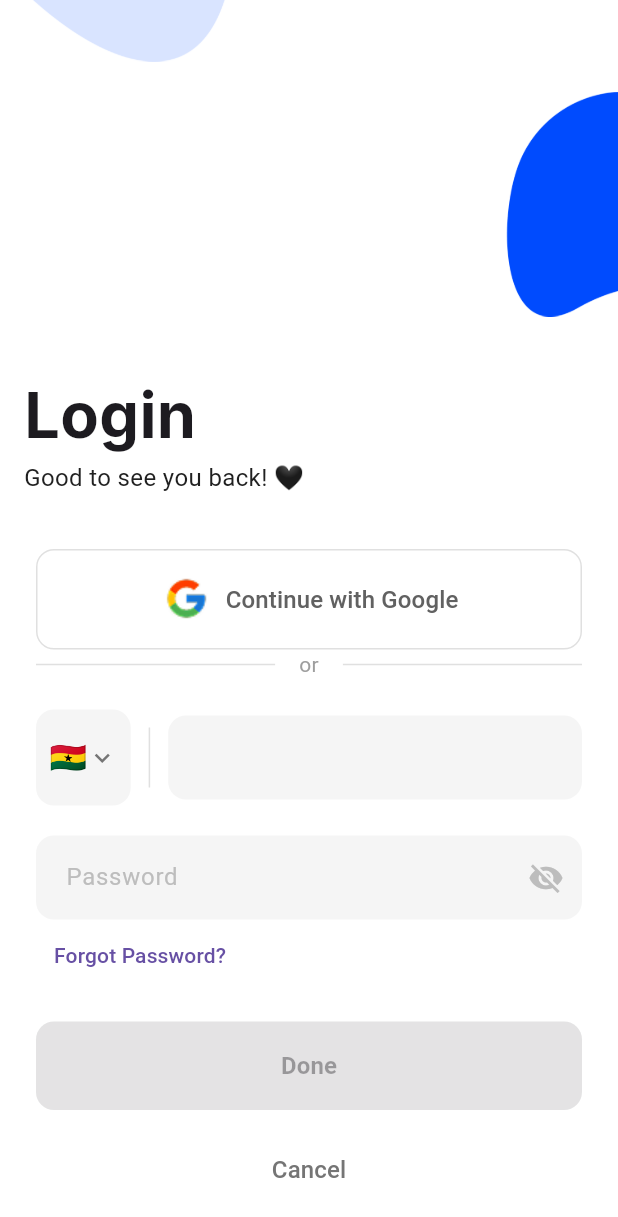
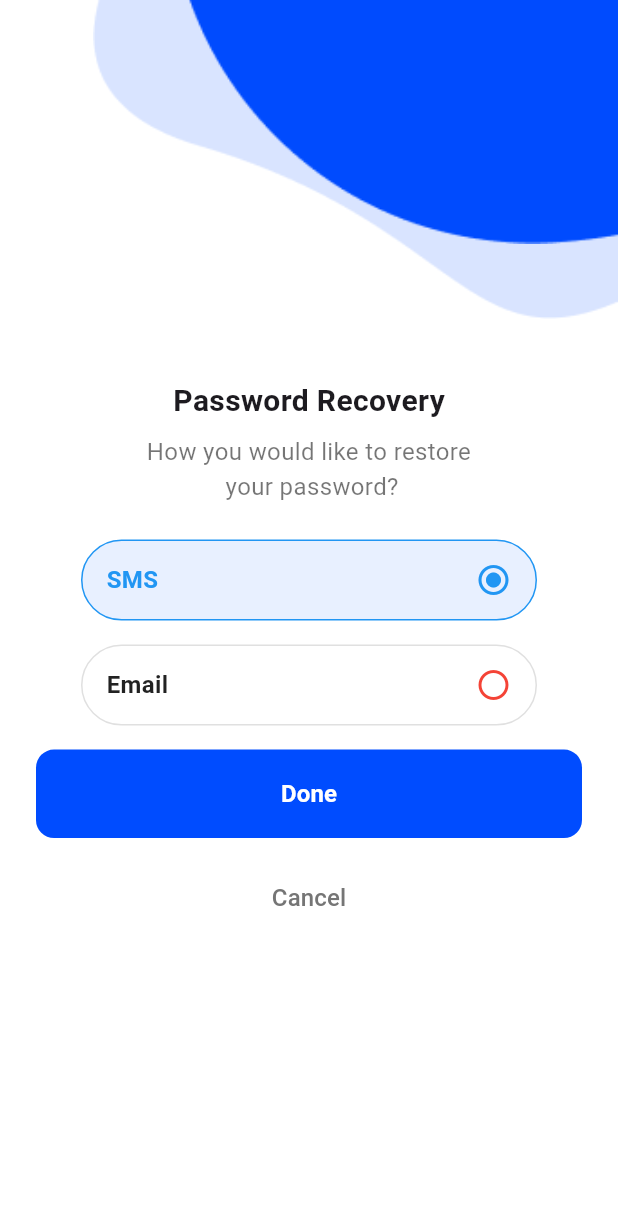
Before and after one commit to MawuliMyth/E-commerce-mobile-app-full-stack, a Flutter app: the LoginView screen opened by its route, scrolled down 209 dp, after a tap on "Forgot Password?", on a phone screen of 412 x 824 dp. Shown: the top 1217 px of the screen. Run offline on Flutter 3.47's test engine with Material 3 defaults, Android fonts, the phone set to English and light mode, and no system bars; our stand-ins replace firebase_auth, firebase_core, google_sign_in; accounts and stored records are empty.

Commit message:
added the forgot password screen

```diff
--- /dev/null
+++ b/lib/features/auth/controllers/forgot_password_controller.dart
@@ -0,0 +1,207 @@
+import 'package:flutter/material.dart';
+
+class ForgotPasswordView extends StatefulWidget {
+  static String id = 'forgot_password_controller';
+
+  const ForgotPasswordView({super.key});
+
+  @override
+  _ForgotPasswordViewState createState() => _ForgotPasswordViewState();
+}
+
+class _ForgotPasswordViewState extends State<ForgotPasswordView> {
+  String selectedMethod = 'SMS';
+  String selectedOption = "SMS";
+
+  @override
+  Widget build(BuildContext context) {
+    return Scaffold(
+      backgroundColor: Colors.white,
+      body: Column(
+        children: [
+          Row(
+            mainAxisAlignment: MainAxisAlignment.end,
+            children: [
+              Stack(
+                children: [
+                  Image.asset(
+                    'assets/images/bubble_2.png',
+                    width: 350,
+                    fit: BoxFit.contain,
+                  ),
+                  Positioned(
+                    left: 50,
+                    top: -20,
+                    child: Image.asset(
+                      'assets/images/bubble_1.png',
+                      width: 300,
+                      height: 200,
+                      fit: BoxFit.contain,
+                    ),
+                  ),
+                ],
+              ),
+            ],
+          ),
+          Center(
+            child: Padding(
+              padding: const EdgeInsets.symmetric(
+                horizontal: 24.0,
+                vertical: 40,
+              ),
+              child: Column(
+                mainAxisSize: MainAxisSize.min,
+                children: [
+                  // Title
+                  const Text(
+                    "Password Recovery",
+                    style: TextStyle(fontSize: 20, fontWeight: FontWeight.bold),
+                  ),
+                  const SizedBox(height: 8),
+
+                  // Subtitle
+                  const Text(
+                    "How you would like to restore\n your password?",
+                    textAlign: TextAlign.center,
+                    style: TextStyle(fontSize: 16, color: Colors.black54),
+                  ),
+                  const SizedBox(height: 24),
+
+                  // SMS option
+                  GestureDetector(
+                    onTap: () {
+                      setState(() {
+                        selectedOption = "SMS";
+                      });
+                    },
+                    child: Container(
+                      margin: EdgeInsets.only(left: 30, right: 30),
+                      padding: const EdgeInsets.symmetric(
+                        horizontal: 16,
+                        vertical: 14,
+                      ),
+                      decoration: BoxDecoration(
+                        color: selectedOption == "SMS"
+                            ? const Color(0xFFE8F0FF) // light blue
+                            : Colors.white,
+                        borderRadius: BorderRadius.circular(30),
+                        border: Border.all(
+                          color: selectedOption == "SMS"
+                              ? Colors.blue
+                              : Colors.grey.shade300,
+                        ),
+                      ),
+                      child: Row(
+                        mainAxisAlignment: MainAxisAlignment.spaceBetween,
+                        children: [
+                          const Text(
+                            "SMS",
+                            style: TextStyle(
+                              fontSize: 16,
+                              fontWeight: FontWeight.bold,
+                              color: Colors.blue,
+                            ),
+                          ),
+                          Icon(
+                            selectedOption == "SMS"
+                                ? Icons.radio_button_checked
+                                : Icons.radio_button_off,
+                            color: Colors.blue,
+                          ),
+                        ],
+                      ),
+                    ),
+                  ),
+                  const SizedBox(height: 16),
+
+                  // Email option
+                  GestureDetector(
+                    onTap: () {
+                      setState(() {
+                        selectedOption = "Email";
+                      });
+                    },
+                    child: Container(
+                      margin: EdgeInsets.only(left: 30, right: 30),
+                      padding: const EdgeInsets.symmetric(
+                        horizontal: 16,
+                        vertical: 14,
+                      ),
+                      decoration: BoxDecoration(
+                        color: selectedOption == "Email"
+                            ? const Color(0xFFFFEBEB) // light red
+                            : Colors.white,
+                        borderRadius: BorderRadius.circular(30),
+                        border: Border.all(
+                          color: selectedOption == "Email"
+                              ? Colors.red
+                              : Colors.grey.shade300,
+                        ),
+                      ),
+                      child: Row(
+                        mainAxisAlignment: MainAxisAlignment.spaceBetween,
+                        children: [
+                          const Text(
+                            "Email",
+                            style: TextStyle(
+                              fontSize: 16,
+                              fontWeight: FontWeight.bold,
+                              color: Colors.black87,
+                            ),
+                          ),
+                          Icon(
+                            selectedOption == "Email"
+                                ? Icons.radio_button_checked
+                                : Icons.radio_button_off,
+                            color: Colors.red,
+                          ),
+                        ],
+                      ),
+                    ),
+                  ),
+
+                  const SizedBox(height: 16),
+
+                  Container(
+                    width: double.infinity,
+                    margin: EdgeInsets.only(bottom: 16),
+                    child: ElevatedButton(
+                      onPressed: () {}, // empty function, button stays enabled
+                      style: ElevatedButton.styleFrom(
+                        backgroundColor: const Color(0xff004CFF),
+                        padding: const EdgeInsets.symmetric(vertical: 18),
+                        shape: RoundedRectangleBorder(
+                          borderRadius: BorderRadius.circular(12),
+                        ),
+                        elevation: 0,
+                      ),
+                      child: const Text(
+                        'Done',
+                        style: TextStyle(
+                          fontSize: 16,
+                          fontWeight: FontWeight.w600,
+                          color: Colors.white,
+                        ),
+                      ),
+                    ),
+                  ),
+
+                  // Cancel button
+                  TextButton(
+                    onPressed: () {
+                      Navigator.pop(context);
+                    },
+                    child: Text(
+                      'Cancel',
+                      style: TextStyle(color: Colors.grey[600], fontSize: 16),
+                    ),
+                  ),
+                ],
+              ),
+            ),
+          ),
+        ],
+      ),
+    );
+  }
+}
--- a/lib/features/auth/views/login_view.dart
+++ b/lib/features/auth/views/login_view.dart
@@ -1,4 +1,6 @@
 import 'package:flutter/material.dart';
+
+import '../controllers/forgot_password_controller.dart';
 import '../controllers/login_controller.dart';
 
 class LoginView extends StatefulWidget {
@@ -115,7 +117,9 @@
               padding: const EdgeInsets.symmetric(horizontal: 24),
               child: Row(
                 children: [
-                  Flexible(child: Divider(color: Colors.grey[300], thickness: 1)),
+                  Flexible(
+                    child: Divider(color: Colors.grey[300], thickness: 1),
+                  ),
                   Padding(
                     padding: EdgeInsets.symmetric(horizontal: 16),
                     child: Text(
@@ -123,7 +127,9 @@
                       style: TextStyle(color: Colors.grey[500], fontSize: 14),
                     ),
                   ),
-                  Flexible(child: Divider(color: Colors.grey[300], thickness: 1)),
+                  Flexible(
+                    child: Divider(color: Colors.grey[300], thickness: 1),
+                  ),
                 ],
               ),
             ),
@@ -140,7 +146,10 @@
                     children: [
                       // Country Flag Dropdown
                       Container(
-                        padding: EdgeInsets.symmetric(horizontal: 9, vertical: 8),
+                        padding: EdgeInsets.symmetric(
+                          horizontal: 9,
+                          vertical: 8,
+                        ),
                         decoration: BoxDecoration(
                           color: Colors.grey[100],
                           borderRadius: BorderRadius.circular(12),
@@ -263,7 +272,12 @@
                       ),
                     ),
                   ),
-                  TextButton(onPressed: (){}, child: Text('Forgot Password?')),
+                  TextButton(
+                    onPressed: () {
+                      Navigator.pushNamed(context, ForgotPasswordView.id);
+                    },
+                    child: Text('Forgot Password?'),
+                  ),
 
                   SizedBox(height: 20),
 
@@ -272,28 +286,27 @@
                     width: double.infinity,
                     margin: EdgeInsets.only(bottom: 16),
                     child: ElevatedButton(
-                      onPressed: null, // Disabled
+                      onPressed: () {}, // empty function, button stays enabled
                       style: ElevatedButton.styleFrom(
-                        backgroundColor: Color(0xff004CFF),
-                        foregroundColor: Colors.white,
-                        padding: EdgeInsets.symmetric(vertical: 18),
+                        backgroundColor: const Color(0xff004CFF),
+                        padding: const EdgeInsets.symmetric(vertical: 18),
                         shape: RoundedRectangleBorder(
                           borderRadius: BorderRadius.circular(12),
                         ),
                         elevation: 0,
                       ),
-                      child: Text(
+                      child: const Text(
                         'Done',
                         style: TextStyle(
                           fontSize: 16,
                           fontWeight: FontWeight.w600,
+                          color: Colors.white,
                         ),
                       ),
                     ),
                   ),
 
                   // Cancel button
-
                 ],
               ),
             ),
--- a/lib/features/auth/views/register_view.dart
+++ b/lib/features/auth/views/register_view.dart
@@ -263,7 +263,10 @@
                     children: [
                       // Country Flag Dropdown
                       Container(
-                        padding: EdgeInsets.symmetric(horizontal: 9, vertical: 8),
+                        padding: EdgeInsets.symmetric(
+                          horizontal: 9,
+                          vertical: 8,
+                        ),
                         decoration: BoxDecoration(
                           color: Colors.grey[100],
                           borderRadius: BorderRadius.circular(12),
@@ -345,21 +348,21 @@
                     width: double.infinity,
                     margin: EdgeInsets.only(bottom: 16),
                     child: ElevatedButton(
-                      onPressed: null, // Disabled
+                      onPressed: () {}, // empty function, button stays enabled
                       style: ElevatedButton.styleFrom(
-                        backgroundColor: Color(0xff004CFF),
-                        foregroundColor: Colors.white,
-                        padding: EdgeInsets.symmetric(vertical: 18),
+                        backgroundColor: const Color(0xff004CFF),
+                        padding: const EdgeInsets.symmetric(vertical: 18),
                         shape: RoundedRectangleBorder(
                           borderRadius: BorderRadius.circular(12),
                         ),
                         elevation: 0,
                       ),
-                      child: Text(
+                      child: const Text(
                         'Done',
                         style: TextStyle(
                           fontSize: 16,
                           fontWeight: FontWeight.w600,
+                          color: Colors.white,
                         ),
                       ),
                     ),
--- a/lib/main.dart
+++ b/lib/main.dart
@@ -2,6 +2,7 @@
 import 'package:firebase_core/firebase_core.dart';
 import 'package:flutter/material.dart';
 
+import 'features/auth/controllers/forgot_password_controller.dart';
 import 'features/auth/views/login_view.dart';
 import 'features/auth/views/register_view.dart';
 
@@ -27,6 +28,7 @@
         WelcomeScreen.id: (context) => const WelcomeScreen(),
         LoginView.id: (context) => const LoginView(),
         RegisterView.id: (context) => const RegisterView(),
+        ForgotPasswordView.id: (context) => const ForgotPasswordView(),
       },
     );
   }
```
Also changed, not shown: assets/images/bubble_1.png (added), assets/images/bubble_2.png (added).
